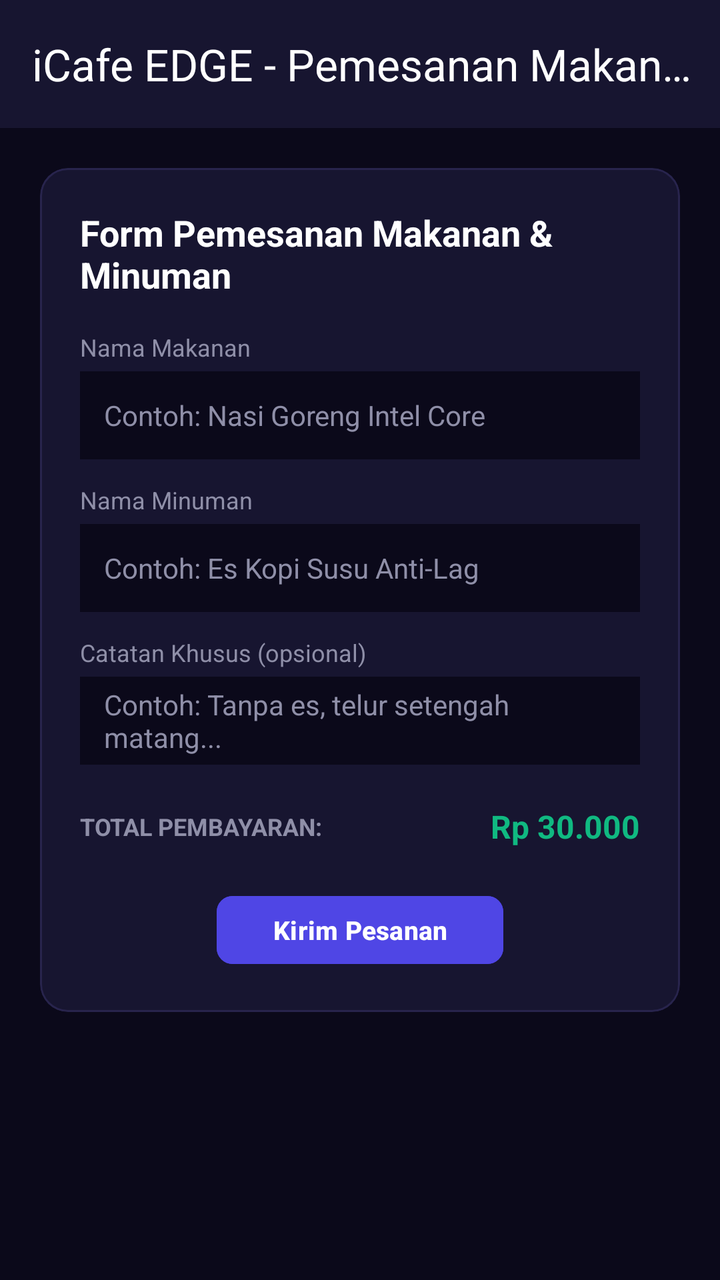
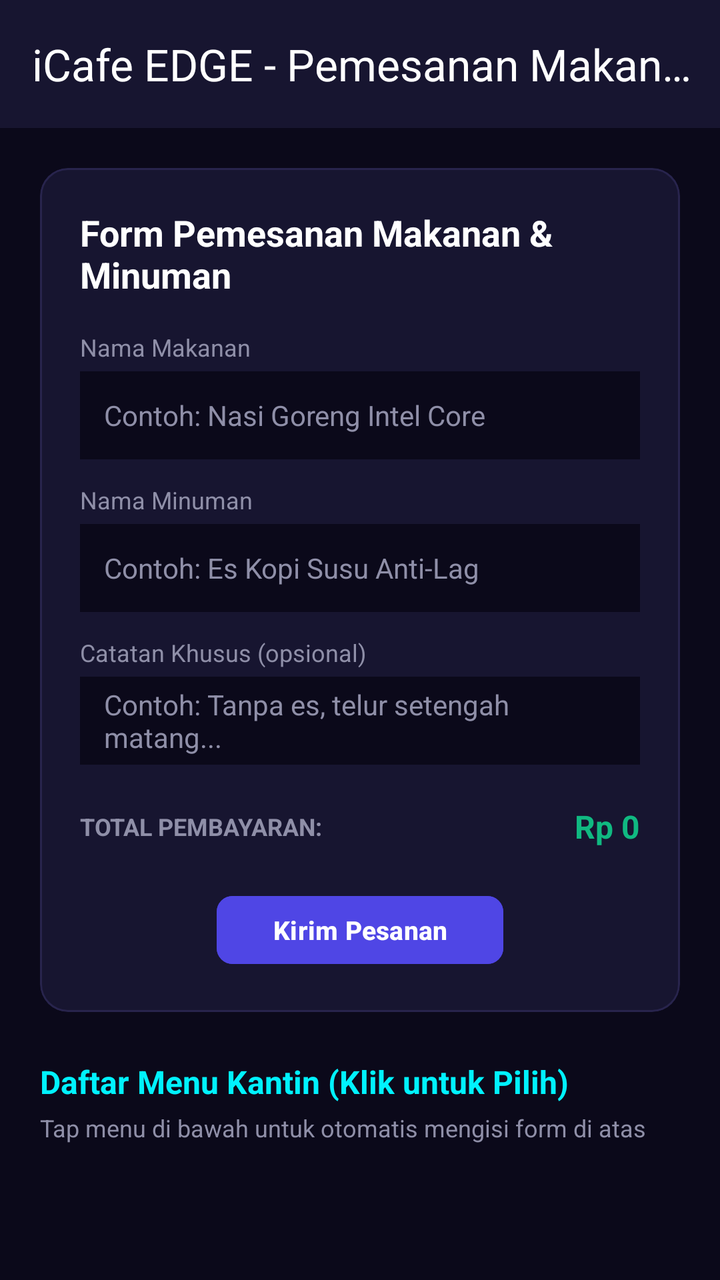

Screens rendered from an Android XML layout before and after an edit, with the pre-edit source and the edit as a unified diff.
<!-- AndroidManifest.xml: application theme Theme.Sjrpringles -->
<!-- res/layout/fragment_menu.xml -->
<?xml version="1.0" encoding="utf-8"?>
<LinearLayout xmlns:android="http://schemas.android.com/apk/res/android"
    xmlns:app="http://schemas.android.com/apk/res-auto"
    android:layout_width="match_parent"
    android:layout_height="match_parent"
    android:background="#0B091A"
    android:orientation="vertical">

    <androidx.appcompat.widget.Toolbar
        android:id="@+id/toolbar"
        android:layout_width="match_parent"
        android:layout_height="?attr/actionBarSize"
        android:background="#171530"
        app:title="iCafe EDGE - Pemesanan Makanan"
        app:titleTextColor="@android:color/white" />

    <ScrollView
        android:layout_width="match_parent"
        android:layout_height="match_parent"
        android:padding="20dp">

        <LinearLayout
            android:layout_width="match_parent"
            android:layout_height="wrap_content"
            android:orientation="vertical">

            <com.google.android.material.card.MaterialCardView
                android:layout_width="match_parent"
                android:layout_height="wrap_content"
                app:cardBackgroundColor="#171530"
                app:cardCornerRadius="14dp"
                app:strokeColor="#28244D"
                app:strokeWidth="1dp">

                <LinearLayout
                    android:layout_width="match_parent"
                    android:layout_height="wrap_content"
                    android:orientation="vertical"
                    android:padding="20dp">

                    <TextView
                        android:layout_width="wrap_content"
                        android:layout_height="wrap_content"
                        android:text="Form Pemesanan Makanan &amp; Minuman"
                        android:textColor="#FFFFFF"
                        android:textSize="18sp"
                        android:textStyle="bold" />

                    
                    <TextView
                        android:layout_width="wrap_content"
                        android:layout_height="wrap_content"
                        android:layout_marginTop="16dp"
                        android:text="Nama Makanan"
                        android:textColor="#8F8FA8"
                        android:textSize="12sp" />

                    <EditText
                        android:id="@+id/etNamaMakanan"
                        android:layout_width="match_parent"
                        android:layout_height="44dp"
                        android:layout_marginTop="4dp"
                        android:background="#0B091A"
                        android:hint="Contoh: Nasi Goreng Intel Core"
                        android:paddingHorizontal="12dp"
                        android:textColor="#FFFFFF"
                        android:textColorHint="#8F8FA8"
                        android:textSize="14sp" />

                    
                    <TextView
                        android:layout_width="wrap_content"
                        android:layout_height="wrap_content"
                        android:layout_marginTop="12dp"
                        android:text="Nama Minuman"
                        android:textColor="#8F8FA8"
                        android:textSize="12sp" />

                    <EditText
                        android:id="@+id/etNamaMinuman"
                        android:layout_width="match_parent"
                        android:layout_height="44dp"
                        android:layout_marginTop="4dp"
                        android:background="#0B091A"
                        android:hint="Contoh: Es Kopi Susu Anti-Lag"
                        android:paddingHorizontal="12dp"
                        android:textColor="#00F2FE"
                        android:textColorHint="#8F8FA8"
                        android:textSize="14sp" />

                    
                    <TextView
                        android:layout_width="wrap_content"
                        android:layout_height="wrap_content"
                        android:layout_marginTop="12dp"
                        android:text="Catatan Khusus (opsional)"
                        android:textColor="#8F8FA8"
                        android:textSize="12sp" />

                    <EditText
                        android:id="@+id/etCatatan"
                        android:layout_width="match_parent"
                        android:layout_height="44dp"
                        android:layout_marginTop="4dp"
                        android:background="#0B091A"
                        android:hint="Contoh: Tanpa es, telur setengah matang..."
                        android:paddingHorizontal="12dp"
                        android:textColor="#FFFFFF"
                        android:textColorHint="#8F8FA8"
                        android:textSize="14sp" />

                    
                    <LinearLayout
                        android:layout_width="match_parent"
                        android:layout_height="wrap_content"
                        android:layout_marginTop="20dp"
                        android:gravity="center_vertical"
                        android:orientation="horizontal">

                        <TextView
                            android:layout_width="0dp"
                            android:layout_height="wrap_content"
                            android:layout_weight="1"
                            android:text="TOTAL PEMBAYARAN:"
                            android:textColor="#8F8FA8"
                            android:textSize="12sp"
                            android:textStyle="bold" />

                        <TextView
                            android:id="@+id/tvTotalPembayaran"
                            android:layout_width="wrap_content"
                            android:layout_height="wrap_content"
                            android:text="Rp 30.000"
                            android:textColor="#10B981"
                            android:textSize="16sp"
                            android:textStyle="bold" />
                    </LinearLayout>

                    
                    <Button
                        android:id="@+id/btnKirimPesanan"
                        android:layout_width="wrap_content"
                        android:layout_height="42dp"
                        android:layout_gravity="center_horizontal"
                        android:layout_marginTop="20dp"
                        android:backgroundTint="#4F46E5"
                        android:paddingHorizontal="28dp"
                        android:text="Kirim Pesanan"
                        android:textColor="#FFFFFF"
                        android:textSize="13sp"
                        android:textStyle="bold"
                        app:cornerRadius="8dp" />

                </LinearLayout>
            </com.google.android.material.card.MaterialCardView>

        </LinearLayout>
    </ScrollView>

</LinearLayout>
<!-- resources referenced by this layout -->
<resources>
  <style name="Theme.Sjrpringles" parent="Theme.Material3.DayNight.NoActionBar">
          
          <item name="colorPrimary">#2563EB</item>
          <item name="colorOnPrimary">#FFFFFF</item>
          <item name="android:statusBarColor">#0B0E1B</item>
      </style>
</resources>

<!-- the commit's change to res/layout/fragment_menu.xml (unified diff, before → after) -->
@@ -14,7 +14,7 @@
         app:title="iCafe EDGE - Pemesanan Makanan"
         app:titleTextColor="@android:color/white" />
 
-    <ScrollView
+    <androidx.core.widget.NestedScrollView
         android:layout_width="match_parent"
         android:layout_height="match_parent"
         android:padding="20dp">
@@ -24,6 +24,7 @@
             android:layout_height="wrap_content"
             android:orientation="vertical">
 
+            
             <com.google.android.material.card.MaterialCardView
                 android:layout_width="match_parent"
                 android:layout_height="wrap_content"
@@ -130,7 +131,7 @@
                             android:id="@+id/tvTotalPembayaran"
                             android:layout_width="wrap_content"
                             android:layout_height="wrap_content"
-                            android:text="Rp 30.000"
+                            android:text="Rp 0"
                             android:textColor="#10B981"
                             android:textSize="16sp"
                             android:textStyle="bold" />
@@ -154,7 +155,32 @@
                 </LinearLayout>
             </com.google.android.material.card.MaterialCardView>
 
+            
+            <TextView
+                android:layout_width="wrap_content"
+                android:layout_height="wrap_content"
+                android:layout_marginTop="24dp"
+                android:layout_marginBottom="4dp"
+                android:text="Daftar Menu Kantin (Klik untuk Pilih)"
+                android:textColor="#00F2FE"
+                android:textSize="16sp"
+                android:textStyle="bold" />
+
+            <TextView
+                android:layout_width="wrap_content"
+                android:layout_height="wrap_content"
+                android:layout_marginBottom="12dp"
+                android:text="Tap menu di bawah untuk otomatis mengisi form di atas"
+                android:textColor="#8F8FA8"
+                android:textSize="12sp" />
+
+            <androidx.recyclerview.widget.RecyclerView
+                android:id="@+id/rvKantin"
+                android:layout_width="match_parent"
+                android:layout_height="wrap_content"
+                android:nestedScrollingEnabled="false" />
+
         </LinearLayout>
-    </ScrollView>
+    </androidx.core.widget.NestedScrollView>
 
 </LinearLayout>
